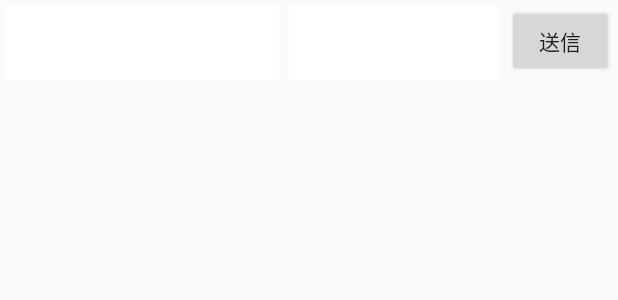
After one commit to FJB16G/X16G_D, an Android app: the layout my_text_view2.xml on its own in the app's theme, with its tools: preview values and no code run, on a phone screen of 412 x 824 dp. The commit adds this screen. Shown: the top 300 px of the screen. Run offline under Robolectric (Android 15) with nearby library versions, the phone set to English and light mode, and no system bars; Roboto replaces fonts that are not available here.

Commit message:
細村星野菅沼究極合体

```diff
--- /dev/null
+++ b/app/src/main/res/layout/my_text_view2.xml
@@ -0,0 +1,43 @@
+<?xml version="1.0" encoding="utf-8"?>
+<LinearLayout xmlns:android="http://schemas.android.com/apk/res/android"
+    android:layout_width="match_parent"
+    android:layout_height="wrap_content">
+
+    <FrameLayout
+        android:layout_width="match_parent"
+        android:layout_height="match_parent"
+        android:layout_weight="1">
+
+        <TextView
+            android:id="@+id/text_view"
+            android:layout_width="match_parent"
+            android:layout_height="50dp"
+            android:layout_margin="3dp"
+            android:layout_weight="1"
+            android:background="@android:color/background_light" />
+    </FrameLayout>
+
+    <Spinner
+        android:id="@+id/spinner"
+        android:layout_width="match_parent"
+        android:layout_height="50dp"
+        android:layout_margin="3dp"
+        android:layout_weight="1.2"
+        android:background="@android:color/background_light"
+        android:spinnerMode="dialog" />
+
+    <FrameLayout
+        android:layout_width="match_parent"
+        android:layout_height="match_parent"
+        android:layout_weight="1.5">
+
+        <Button
+            android:id="@+id/button"
+            android:layout_width="match_parent"
+            android:layout_height="wrap_content"
+            android:layout_margin="3dp"
+            android:layout_weight="1.5"
+            android:text="送信" />
+    </FrameLayout>
+
+</LinearLayout>
```
Also changed, not shown: app/src/main/java/jp/ac/chiba_fjb/x16g_d/ideatest02/Category2.java (+125 -28 lines), app/src/main/java/jp/ac/chiba_fjb/x16g_d/ideatest02/Category2Adapter.java (added, +79 -0 lines), app/src/main/res/layout/fragment_category2.xml (+34 -8 lines).
